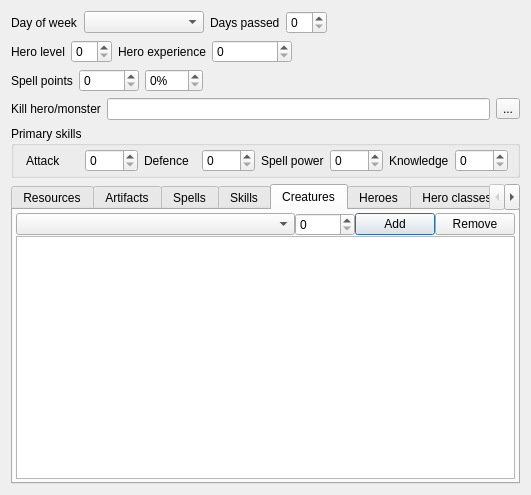
Qt form mapeditor/inspector/questguardwidget.ui (vcmi/vcmi) before a commit.
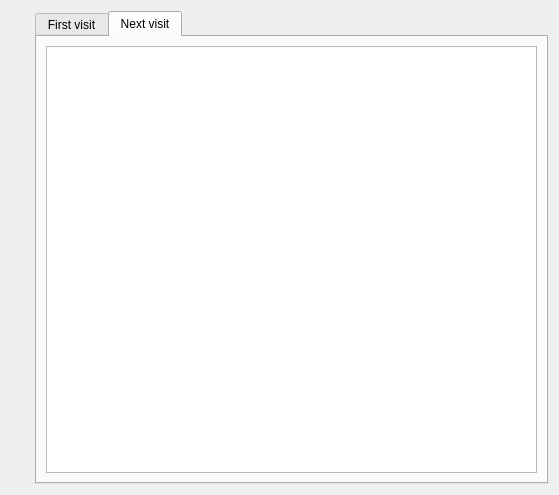
The same form after that commit. The open tabs and pages were chosen to show the change.

Commit message: map editor: extends quest guard widget

Patch:
```diff
--- a/mapeditor/inspector/questguardwidget.ui
+++ b/mapeditor/inspector/questguardwidget.ui
@@ -19,523 +19,32 @@
   <property name="modal">
    <bool>true</bool>
   </property>
-  <layout class="QVBoxLayout" name="verticalLayout_2">
+  <layout class="QHBoxLayout" name="horizontalLayout">
    <item>
-    <layout class="QHBoxLayout" name="horizontalLayout_8">
-     <item>
-      <widget class="QLabel" name="label_7">
-       <property name="text">
-        <string>Day of week</string>
-       </property>
-      </widget>
-     </item>
-     <item>
-      <widget class="QComboBox" name="lDayOfWeek">
-       <property name="minimumSize">
-        <size>
-         <width>120</width>
-         <height>0</height>
-        </size>
-       </property>
-      </widget>
-     </item>
-     <item>
-      <widget class="QLabel" name="label_8">
-       <property name="text">
-        <string>Days passed</string>
-       </property>
-      </widget>
-     </item>
-     <item>
-      <widget class="QSpinBox" name="lDaysPassed">
-       <property name="minimumSize">
-        <size>
-         <width>20</width>
-         <height>0</height>
-        </size>
-       </property>
-      </widget>
-     </item>
-     <item>
-      <spacer name="horizontalSpacer_3">
-       <property name="orientation">
-        <enum>Qt::Horizontal</enum>
-       </property>
-       <property name="sizeHint" stdset="0">
-        <size>
-         <width>40</width>
-         <height>20</height>
-        </size>
-       </property>
-      </spacer>
-     </item>
-    </layout>
-   </item>
-   <item>
-    <layout class="QHBoxLayout" name="horizontalLayout_10">
-     <item>
-      <widget class="QLabel" name="label_14">
-       <property name="text">
-        <string>Hero level</string>
-       </property>
-      </widget>
-     </item>
-     <item>
-      <widget class="QSpinBox" name="lHeroLevel">
-       <property name="minimumSize">
-        <size>
-         <width>40</width>
-         <height>0</height>
-        </size>
-       </property>
-      </widget>
-     </item>
-     <item>
-      <widget class="QLabel" name="label_15">
-       <property name="text">
-        <string>Hero experience</string>
-       </property>
-      </widget>
-     </item>
-     <item>
-      <widget class="QSpinBox" name="lHeroExperience">
-       <property name="minimumSize">
-        <size>
-         <width>80</width>
-         <height>0</height>
-        </size>
-       </property>
-       <property name="maximum">
-        <number>100000</number>
-       </property>
-       <property name="singleStep">
-        <number>100</number>
-       </property>
-      </widget>
-     </item>
-     <item>
-      <spacer name="horizontalSpacer_4">
-       <property name="orientation">
-        <enum>Qt::Horizontal</enum>
-       </property>
-       <property name="sizeHint" stdset="0">
-        <size>
-         <width>40</width>
-         <height>20</height>
-        </size>
-       </property>
-      </spacer>
-     </item>
-    </layout>
-   </item>
-   <item>
-    <layout class="QHBoxLayout" name="horizontalLayout_9">
-     <item>
-      <widget class="QLabel" name="label_9">
-       <property name="text">
-        <string>Spell points</string>
-       </property>
-      </widget>
-     </item>
-     <item>
-      <widget class="QSpinBox" name="lManaPoints">
-       <property name="minimumSize">
-        <size>
-         <width>60</width>
-         <height>0</height>
-        </size>
-       </property>
-       <property name="maximum">
-        <number>999</number>
-       </property>
-      </widget>
-     </item>
-     <item>
-      <widget class="QSpinBox" name="lManaPercentage">
-       <property name="suffix">
-        <string>%</string>
-       </property>
-       <property name="maximum">
-        <number>100</number>
-       </property>
-      </widget>
-     </item>
-     <item>
-      <spacer name="horizontalSpacer">
-       <property name="orientation">
-        <enum>Qt::Horizontal</enum>
-       </property>
-       <property name="sizeHint" stdset="0">
-        <size>
-         <width>40</width>
-         <height>20</height>
-        </size>
-       </property>
-      </spacer>
-     </item>
-    </layout>
-   </item>
-   <item>
-    <layout class="QHBoxLayout" name="horizontalLayout_14">
-     <item>
-      <widget class="QLabel" name="label">
-       <property name="text">
-        <string>Kill hero/monster</string>
-       </property>
-      </widget>
-     </item>
-     <item>
-      <widget class="QLineEdit" name="lKillTarget">
-       <property name="readOnly">
-        <bool>true</bool>
-       </property>
-      </widget>
-     </item>
-     <item>
-      <widget class="QToolButton" name="lKillTargetSelect">
-       <property name="text">
-        <string>...</string>
-       </property>
-      </widget>
-     </item>
-    </layout>
-   </item>
-   <item>
-    <widget class="QGroupBox" name="groupBox_3">
-     <property name="title">
-      <string>Primary skills</string>
-     </property>
-     <layout class="QHBoxLayout" name="horizontalLayout">
-      <property name="leftMargin">
-       <number>12</number>
-      </property>
-      <property name="topMargin">
-       <number>3</number>
-      </property>
-      <property name="bottomMargin">
-       <number>3</number>
-      </property>
-      <item>
-       <widget class="QLabel" name="label_10">
-        <property name="text">
-         <string>Attack</string>
-        </property>
-       </widget>
-      </item>
-      <item>
-       <widget class="QSpinBox" name="lAttack"/>
-      </item>
-      <item>
-       <widget class="QLabel" name="label_11">
-        <property name="text">
-         <string>Defence</string>
-        </property>
-       </widget>
-      </item>
-      <item>
-       <widget class="QSpinBox" name="lDefence"/>
-      </item>
-      <item>
-       <widget class="QLabel" name="label_12">
-        <property name="text">
-         <string>Spell power</string>
-        </property>
-       </widget>
-      </item>
-      <item>
-       <widget class="QSpinBox" name="lPower"/>
-      </item>
-      <item>
-       <widget class="QLabel" name="label_13">
-        <property name="text">
-         <string>Knowledge</string>
-        </property>
-       </widget>
-      </item>
-      <item>
-       <widget class="QSpinBox" name="lKnowledge"/>
-      </item>
-     </layout>
+    <widget class="QWidget" name="questContainer" native="true">
+     <layout class="QVBoxLayout" name="verticalLayout"/>
     </widget>
    </item>
    <item>
-    <widget class="QTabWidget" name="tabWidget_2">
-     <property name="layoutDirection">
-      <enum>Qt::LeftToRight</enum>
+    <widget class="QTabWidget" name="tabWidget">
+     <property name="sizePolicy">
+      <sizepolicy hsizetype="Minimum" vsizetype="Minimum">
+       <horstretch>0</horstretch>
+       <verstretch>0</verstretch>
+      </sizepolicy>
      </property>
-     <property name="tabPosition">
-      <enum>QTabWidget::North</enum>
-     </property>
-     <property name="tabShape">
-      <enum>QTabWidget::Rounded</enum>
+     <property name="minimumSize">
+      <size>
+       <width>513</width>
+       <height>235</height>
+      </size>
      </property>
      <property name="currentIndex">
       <number>0</number>
      </property>
-     <property name="elideMode">
-      <enum>Qt::ElideNone</enum>
-     </property>
-     <property name="usesScrollButtons">
-      <bool>true</bool>
-     </property>
-     <property name="documentMode">
-      <bool>false</bool>
-     </property>
-     <property name="tabBarAutoHide">
-      <bool>true</bool>
-     </property>
-     <widget class="QWidget" name="tab_3">
-      <attribute name="title">
-       <string>Resources</string>
-      </attribute>
-      <layout class="QHBoxLayout" name="horizontalLayout_2">
-       <property name="leftMargin">
-        <number>3</number>
-       </property>
-       <property name="topMargin">
-        <number>3</number>
-       </property>
-       <property name="rightMargin">
-        <number>3</number>
-       </property>
-       <property name="bottomMargin">
-        <number>3</number>
-       </property>
-       <item>
-        <widget class="QTableWidget" name="lResources">
-         <property name="editTriggers">
-          <set>QAbstractItemView::NoEditTriggers</set>
-         </property>
-         <property name="selectionMode">
-          <enum>QAbstractItemView::NoSelection</enum>
-         </property>
-         <property name="columnCount">
-          <number>2</number>
-         </property>
-         <attribute name="horizontalHeaderVisible">
-          <bool>false</bool>
-         </attribute>
-         <attribute name="horizontalHeaderDefaultSectionSize">
-          <number>180</number>
-         </attribute>
-         <attribute name="horizontalHeaderStretchLastSection">
-          <bool>true</bool>
-         </attribute>
-         <attribute name="verticalHeaderVisible">
-          <bool>false</bool>
-         </attribute>
-         <attribute name="verticalHeaderDefaultSectionSize">
-          <number>24</number>
-         </attribute>
-         <column/>
-         <column/>
-        </widget>
-       </item>
-      </layout>
-     </widget>
-     <widget class="QWidget" name="tab_4">
-      <attribute name="title">
-       <string>Artifacts</string>
-      </attribute>
-      <layout class="QHBoxLayout" name="horizontalLayout_3">
-       <property name="leftMargin">
-        <number>3</number>
-       </property>
-       <property name="topMargin">
-        <number>3</number>
-       </property>
-       <property name="rightMargin">
-        <number>3</number>
-       </property>
-       <property name="bottomMargin">
-        <number>3</number>
-       </property>
-       <item>
-        <widget class="QListWidget" name="lArtifacts">
-         <property name="editTriggers">
-          <set>QAbstractItemView::NoEditTriggers</set>
-         </property>
-         <property name="selectionMode">
-          <enum>QAbstractItemView::NoSelection</enum>
-         </property>
-         <property name="isWrapping" stdset="0">
-          <bool>true</bool>
-         </property>
-        </widget>
-       </item>
-      </layout>
-     </widget>
-     <widget class="QWidget" name="tab_5">
-      <attribute name="title">
-       <string>Spells</string>
-      </attribute>
-      <layout class="QHBoxLayout" name="horizontalLayout_4">
-       <property name="leftMargin">
-        <number>3</number>
-       </property>
-       <property name="topMargin">
-        <number>3</number>
-       </property>
-       <property name="rightMargin">
-        <number>3</number>
-       </property>
-       <property name="bottomMargin">
-        <number>3</number>
-       </property>
-       <item>
-        <widget class="QListWidget" name="lSpells">
-         <property name="editTriggers">
-          <set>QAbstractItemView::NoEditTriggers</set>
-         </property>
-         <property name="selectionMode">
-          <enum>QAbstractItemView::NoSelection</enum>
-         </property>
-         <property name="isWrapping" stdset="0">
-          <bool>true</bool>
-         </property>
-        </widget>
-       </item>
-      </layout>
-     </widget>
-     <widget class="QWidget" name="tab_7">
-      <attribute name="title">
-       <string>Skills</string>
-      </attribute>
-      <layout class="QHBoxLayout" name="horizontalLayout_5">
-       <property name="leftMargin">
-        <number>3</number>
-       </property>
-       <property name="topMargin">
-        <number>3</number>
-       </property>
-       <property name="rightMargin">
-        <number>3</number>
-       </property>
-       <property name="bottomMargin">
-        <number>3</number>
-       </property>
-       <item>
-        <widget class="QTableWidget" name="lSkills">
-         <property name="columnCount">
-          <number>2</number>
-         </property>
-         <attribute name="horizontalHeaderVisible">
-          <bool>false</bool>
-         </attribute>
-         <attribute name="horizontalHeaderDefaultSectionSize">
-          <number>180</number>
-         </attribute>
-         <attribute name="verticalHeaderVisible">
-          <bool>false</bool>
-         </attribute>
-         <attribute name="verticalHeaderDefaultSectionSize">
-          <number>24</number>
-         </attribute>
-         <column/>
-         <column/>
-        </widget>
-       </item>
-      </layout>
-     </widget>
-     <widget class="QWidget" name="tab_6">
-      <attribute name="title">
-       <string>Creatures</string>
-      </attribute>
-      <layout class="QVBoxLayout" name="verticalLayout">
-       <property name="spacing">
-        <number>0</number>
-       </property>
-       <property name="leftMargin">
-        <number>3</number>
-       </property>
-       <property name="topMargin">
-        <number>3</number>
-       </property>
-       <property name="rightMargin">
-        <number>3</number>
-       </property>
-       <property name="bottomMargin">
-        <number>3</number>
-       </property>
-       <item>
-        <layout class="QHBoxLayout" name="horizontalLayout_6">
-         <item>
-          <widget class="QComboBox" name="lCreatureId">
-           <property name="sizePolicy">
-            <sizepolicy hsizetype="Expanding" vsizetype="Fixed">
-             <horstretch>0</horstretch>
-             <verstretch>0</verstretch>
-            </sizepolicy>
-           </property>
-          </widget>
-         </item>
-         <item>
-          <widget class="QSpinBox" name="lCreatureAmount">
-           <property name="minimumSize">
-            <size>
-             <width>60</width>
-             <height>0</height>
-            </size>
-           </property>
-           <property name="maximum">
-            <number>9999</number>
-           </property>
-           <property name="stepType">
-            <enum>QAbstractSpinBox::AdaptiveDecimalStepType</enum>
-           </property>
-          </widget>
-         </item>
-         <item>
-          <widget class="QPushButton" name="lCreatureAdd">
-           <property name="text">
-            <string>Add</string>
-           </property>
-          </widget>
-         </item>
-         <item>
-          <widget class="QPushButton" name="lCreatureRemove">
-           <property name="text">
-            <string>Remove</string>
-           </property>
-          </widget>
-         </item>
-        </layout>
-       </item>
-       <item>
-        <widget class="QTableWidget" name="lCreatures">
-         <property name="editTriggers">
-          <set>QAbstractItemView::NoEditTriggers</set>
-         </property>
-         <property name="selectionMode">
-          <enum>QAbstractItemView::MultiSelection</enum>
-         </property>
-         <property name="selectionBehavior">
-          <enum>QAbstractItemView::SelectRows</enum>
-         </property>
-         <property name="columnCount">
-          <number>2</number>
-         </property>
-         <attribute name="horizontalHeaderVisible">
-          <bool>false</bool>
-         </attribute>
-         <attribute name="horizontalHeaderDefaultSectionSize">
-          <number>180</number>
-         </attribute>
-         <attribute name="verticalHeaderVisible">
-          <bool>false</bool>
-         </attribute>
-         <attribute name="verticalHeaderDefaultSectionSize">
-          <number>24</number>
-         </attribute>
-         <column/>
-         <column/>
-        </widget>
-       </item>
-      </layout>
-     </widget>
      <widget class="QWidget" name="tab">
       <attribute name="title">
-       <string>Heroes</string>
+       <string>First visit</string>
       </attribute>
       <layout class="QHBoxLayout" name="horizontalLayout_12">
        <property name="leftMargin">
@@ -567,65 +76,11 @@
      </widget>
      <widget class="QWidget" name="tab_2">
       <attribute name="title">
-       <string>Hero classes</string>
+       <string>Next visit</string>
       </attribute>
-      <layout class="QHBoxLayout" name="horizontalLayout_11">
-       <property name="leftMargin">
-        <number>3</number>
-       </property>
-       <property name="topMargin">
-        <number>3</number>
-       </property>
-       <property name="rightMargin">
-        <number>3</number>
-       </property>
-       <property name="bottomMargin">
-        <number>3</number>
-       </property>
+      <layout class="QVBoxLayout" name="verticalLayout_4">
        <item>
-        <widget class="QListWidget" name="lHeroClasses">
-         <property name="editTriggers">
-          <set>QAbstractItemView::NoEditTriggers</set>
-         </property>
-         <property name="selectionMode">
-          <enum>QAbstractItemView::NoSelection</enum>
-         </property>
-         <property name="isWrapping" stdset="0">
-          <bool>true</bool>
-         </property>
-        </widget>
-       </item>
-      </layout>
-     </widget>
-     <widget class="QWidget" name="tab_8">
-      <attribute name="title">
-       <string>Players</string>
-      </attribute>
-      <layout class="QHBoxLayout" name="horizontalLayout_13">
-       <property name="leftMargin">
-        <number>3</number>
-       </property>
-       <property name="topMargin">
-        <number>3</number>
-       </property>
-       <property name="rightMargin">
-        <number>3</number>
-       </property>
-       <property name="bottomMargin">
-        <number>3</number>
-       </property>
-       <item>
-        <widget class="QListWidget" name="lPlayers">
-         <property name="editTriggers">
-          <set>QAbstractItemView::NoEditTriggers</set>
-         </property>
-         <property name="selectionMode">
-          <enum>QAbstractItemView::NoSelection</enum>
-         </property>
-         <property name="isWrapping" stdset="0">
-          <bool>true</bool>
-         </property>
-        </widget>
+        <widget class="QTextEdit" name="nextVisitText"/>
        </item>
       </layout>
      </widget>
```
Left out of the diff: 28 changed lines with no effect on the pictures. The commit also changes 14 other files.
